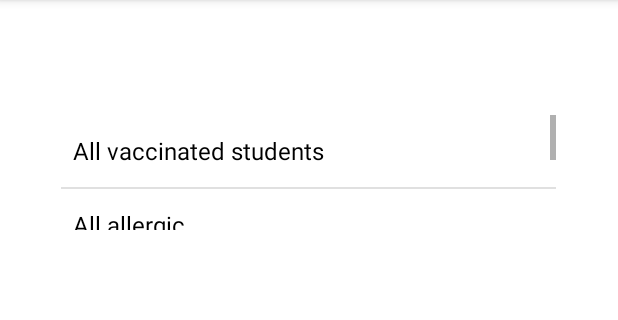
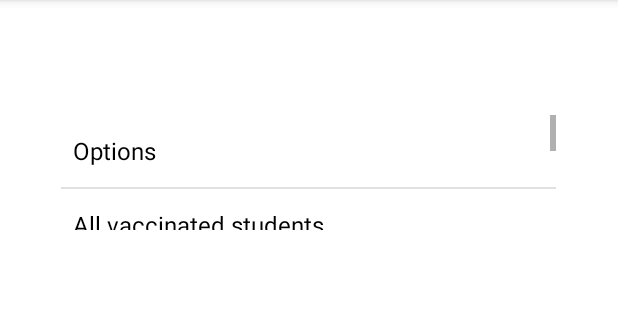
Before and after one commit to sy4172/Ex192, an Android app: the SortActivity screen opened directly, with no data from a screen before it, after a tap on "All vaccinated students", on a phone screen of 412 x 824 dp, the part 84-404 px from its top. Run offline under Robolectric (Android 15) with nearby library versions, the phone set to English and light mode, and no system bars; our stand-ins replace Firebase (no records; nobody signed in at launch, a user with empty details on screens opened directly); 1 other tap on this screen came first.

Commit message:
END OF CODING:Enriching the UI

```diff
--- a/app/src/main/java/com/example/ex192_vaccineapp/SortActivity.java
+++ b/app/src/main/java/com/example/ex192_vaccineapp/SortActivity.java
@@ -61,7 +61,7 @@ public class SortActivity extends AppCompatActivity implements AdapterView.OnIte
         details = new ArrayList<>();
         statusList = new ArrayList<>();
         // The options to display on the showOptions ListView object
-        options = new String[]{"All vaccinated students", "All allergic", "Order by grade", "Order by class"};
+        options = new String[]{"Options","All vaccinated students", "All allergic", "Order by grade", "Order by class"};
 
         adp = new ArrayAdapter<String>(this, R.layout.support_simple_spinner_dropdown_item, options);
         showOptions.setAdapter(adp);
@@ -74,6 +74,12 @@ public class SortActivity extends AppCompatActivity implements AdapterView.OnIte
         showResult.setAdapter(null);
 
         switch (optionsDescription) {
+            case "Options":{
+                showResult.setAdapter(null);
+
+                break;
+            }
+
             case "All vaccinated students":{
                 Query q = refStudents.orderByChild("isAllergic").equalTo(false);
                 vel = new ValueEventListener() {
```
